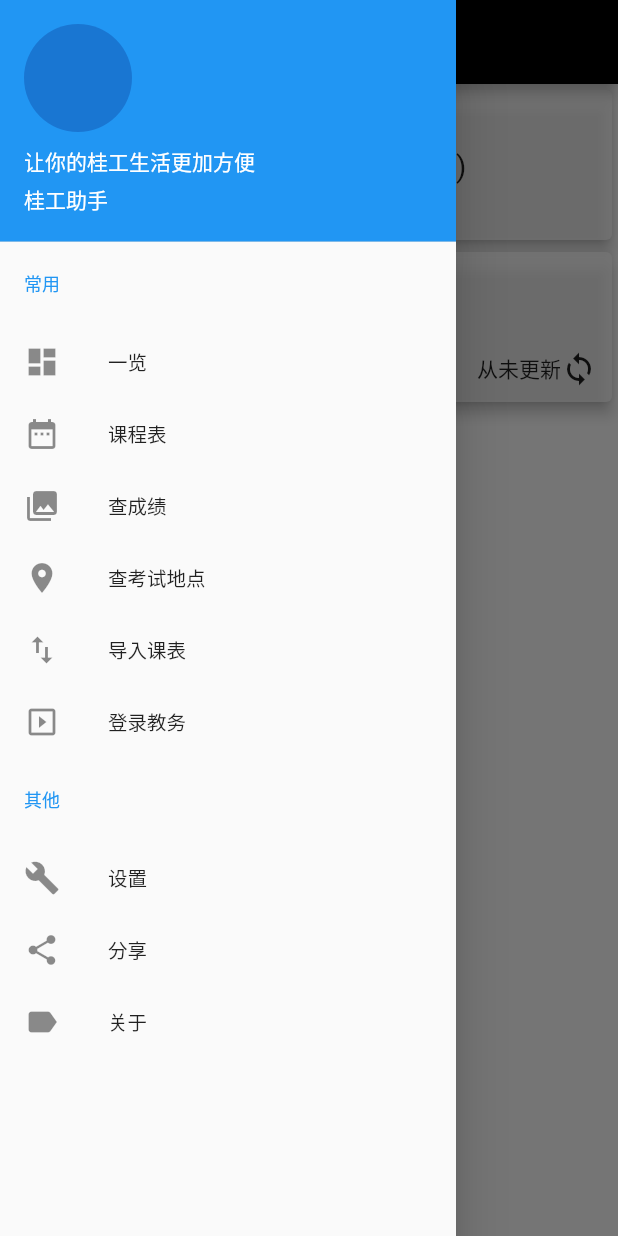
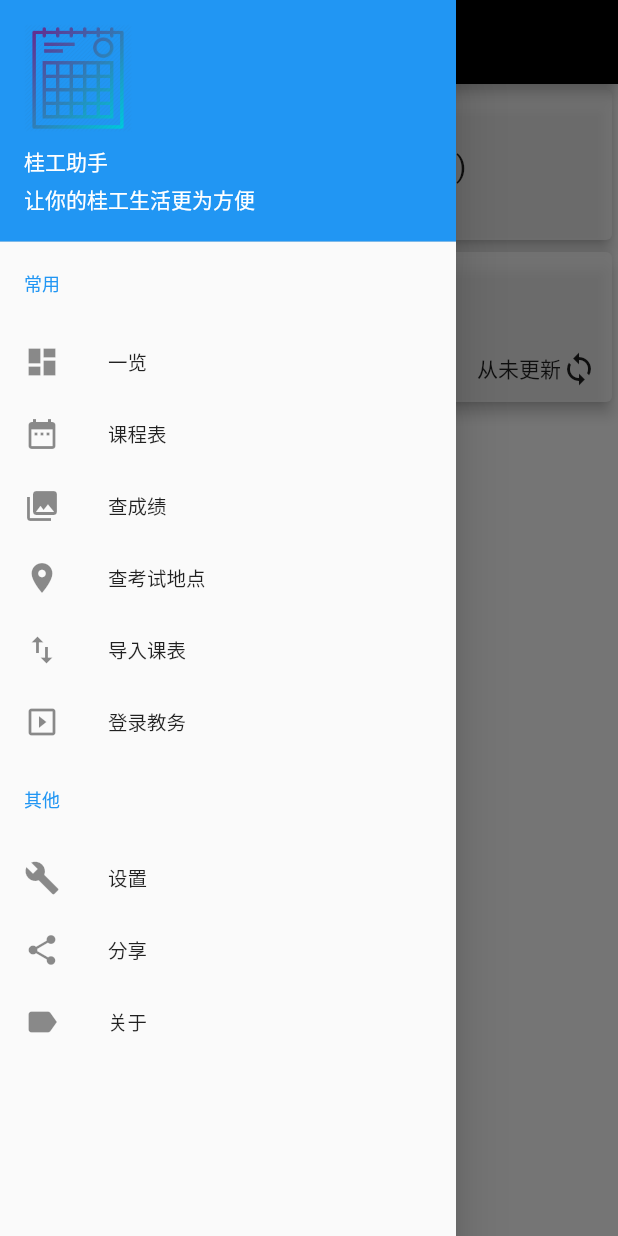
Before and after one commit to flylai/GlutAssistant, a Flutter app: the screen it shows after launch, with the side drawer open, on a phone screen of 412 x 824 dp. Run offline on Flutter 3.47's test engine with Material 2 defaults, Android fonts, the phone set to English and light mode, and no system bars; our stand-ins replace flutter_redux, image_picker, redux, shared_preferences, sqflite; missing offline and left inert: gbk2utf8; accounts and stored records are empty; statements that could not run were skipped.

Commit message:
添加抽屉图片, 修改描述文字

```diff
--- a/lib/Pages/Home.dart
+++ b/lib/Pages/Home.dart
@@ -121,13 +121,10 @@ class _HomeState extends State<Home> {
       child: Column(
         children: <Widget>[
           UserAccountsDrawerHeader(
-              accountEmail: Text('桂工助手'),
-              accountName: Text('让你的桂工生活更加方便'),
+              accountName: Text('桂工助手'),
+              accountEmail: Text('让你的桂工生活更为方便'),
               margin: EdgeInsets.zero,
-              currentAccountPicture: (CircleAvatar(
-                  // backgroundImage: NetworkImage(
-                  //     'https://upload.jianshu.io/users/upload_avatars/7700793/dbcf94ba-9e63-4fcf-aa77-361644dd5a87?imageMogr2/auto-orient/strip|imageView2/1/w/240/h/240'),
-                  ))),
+              currentAccountPicture: (Image.asset('assets/images/logo.png'))),
           MediaQuery.removePadding(
             context: context,
             removeTop: true,
```
